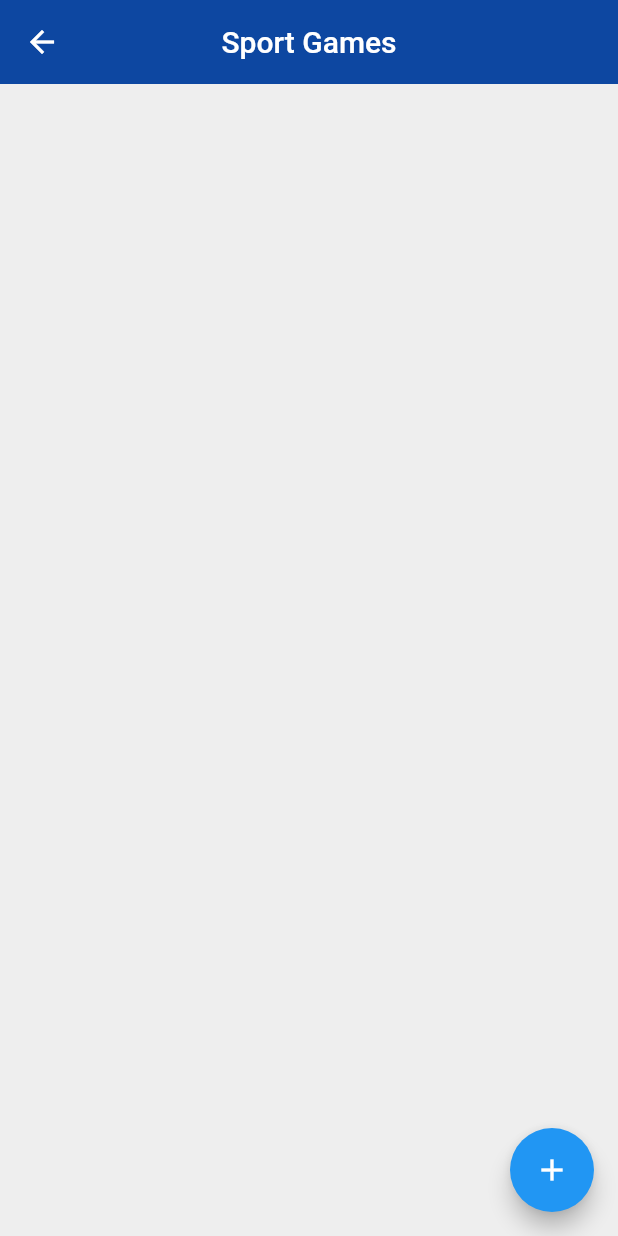
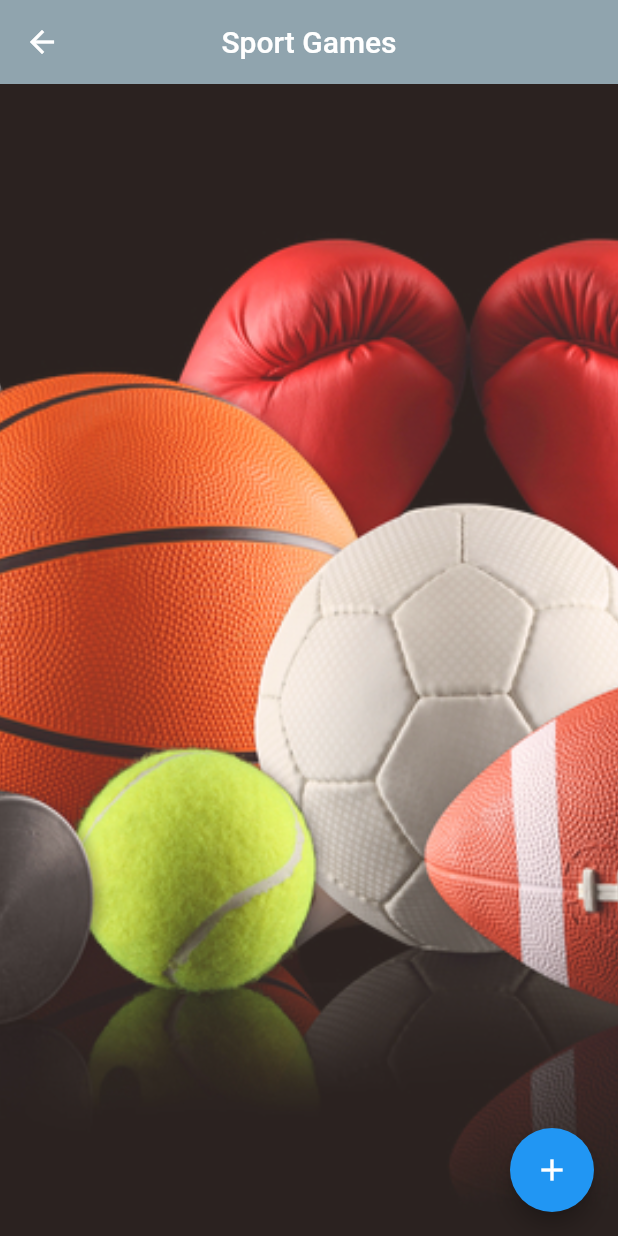
Before and after one commit to yakirza12/BGU-HACK, a Flutter app: the screen it shows once a user with an empty profile is signed in, after a tap on "Sport Games", on a phone screen of 412 x 824 dp. Run offline on Flutter 3.47's test engine with Material 2 defaults, Android fonts, the phone set to English and light mode, and no system bars; our stand-ins replace cloud_firestore, datetime_picker_formfield, firebase_auth; accounts and stored records are empty.

Commit message:
Added background images to cards

```diff
--- a/soci_meet/lib/screens/channel/channel.dart
+++ b/soci_meet/lib/screens/channel/channel.dart
@@ -7,7 +7,7 @@ import 'package:socimeet/models/party.dart';
 import 'package:socimeet/models/user.dart';
 import 'addEventForm.dart';
 
-import '../events/Event.dart';
+import '../events/EventInfo.dart';
 
 /// Channel screen
 class ChannelWidget extends StatefulWidget {
@@ -27,6 +27,7 @@ class ChannelState extends State<ChannelWidget> {
   /// Event card
   Widget EventcardTemplate(Event eve) {
     return Card(
+        color: Colors.white.withOpacity(0.7),
         margin: const EdgeInsets.fromLTRB(16.0, 16.0, 16.0, 0),
         child: Padding(
           padding: const EdgeInsets.all(12.0),
@@ -129,11 +130,12 @@ class ChannelState extends State<ChannelWidget> {
               child: Scaffold(
                 backgroundColor: Colors.grey[200],
                 appBar: AppBar(
-                  backgroundColor: Colors.blue[900],
+                  backgroundColor: Colors.blueGrey[300],
                   title: Text(widget.channel.channelName),
                   centerTitle: true,
                   elevation: 0,
                 ),
+
                 floatingActionButton: FloatingActionButton(
                   onPressed: () {
                     var alertDialog = AlertDialog(
@@ -146,6 +148,15 @@ class ChannelState extends State<ChannelWidget> {
                   child: Icon(Icons.add),
                 ),
                 body: Container(
+                  decoration: BoxDecoration(
+                    color: Color(0xFFFFCCBF),
+                    image: DecorationImage(
+                      colorFilter: new ColorFilter.mode(
+                          Colors.black.withOpacity(0.83), BlendMode.dstATop),
+                      image: AssetImage("assets/"+widget.channel.channelName+".jpg"),
+                      fit: BoxFit.cover,
+                    ),
+                  ),
                   child: ListView.builder(
                       itemCount: 1,
                       itemBuilder: (context, index) {
--- a/soci_meet/lib/screens/home/home.dart
+++ b/soci_meet/lib/screens/home/home.dart
@@ -2,7 +2,7 @@
 
 import 'package:socimeet/constants.dart';
 import 'package:socimeet/models/user.dart';
-import 'package:socimeet/screens/events/Event.dart';
+import 'package:socimeet/screens/events/EventInfo.dart';
 import 'package:socimeet/screens/events/myEventsWidget.dart';
 import 'package:socimeet/services/auth.dart';
 import 'package:socimeet/screens/home/HomeManagment.dart';
```
Also changed, not shown: soci_meet/lib/screens/events/EventInfo.dart (renamed from soci_meet/lib/screens/events/Event.dart, +19 -7 lines), soci_meet/lib/screens/events/myEventsWidget.dart (+12 -3 lines), soci_meet/assets/Parties.jpg (added), soci_meet/assets/Parties2.jpg (added), soci_meet/assets/Shabat Dinner.jpg (added), soci_meet/assets/Shabat Dinner2.jpg (added), soci_meet/assets/Sport Games.jpg (added), soci_meet/assets/Sport Games2.jpg (added).
